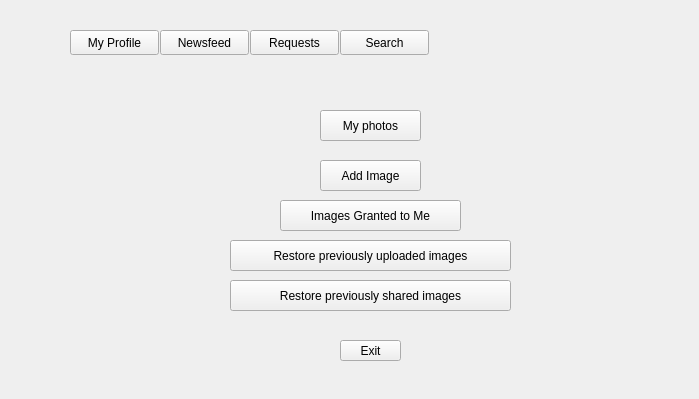
Qt form home.ui (Oschart/PeerGUI) before a commit.
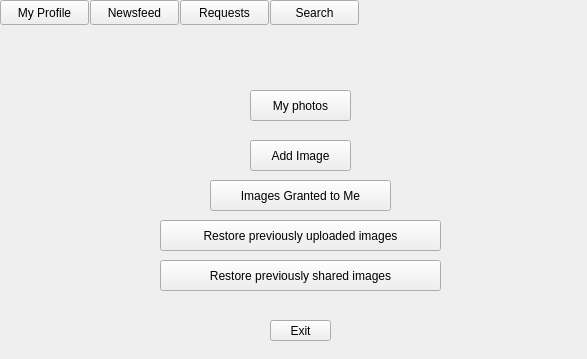
The same form after that commit.

```diff
--- a/home.ui
+++ b/home.ui
@@ -6,8 +6,8 @@
    <rect>
     <x>0</x>
     <y>0</y>
-    <width>699</width>
-    <height>399</height>
+    <width>587</width>
+    <height>359</height>
    </rect>
   </property>
   <property name="windowTitle">
@@ -22,8 +22,8 @@
   <widget class="QPushButton" name="pushButton_3">
    <property name="geometry">
     <rect>
-     <x>340</x>
-     <y>340</y>
+     <x>270</x>
+     <y>320</y>
      <width>61</width>
      <height>21</height>
     </rect>
@@ -35,8 +35,8 @@
   <widget class="QStackedWidget" name="stackedWidget">
    <property name="geometry">
     <rect>
-     <x>90</x>
-     <y>60</y>
+     <x>20</x>
+     <y>40</y>
      <width>551</width>
      <height>261</height>
     </rect>
@@ -231,8 +231,8 @@
   <widget class="QPushButton" name="pushButton_8">
    <property name="geometry">
     <rect>
-     <x>340</x>
-     <y>30</y>
+     <x>270</x>
+     <y>0</y>
      <width>89</width>
      <height>25</height>
     </rect>
@@ -253,8 +253,8 @@
   <widget class="QPushButton" name="pushButton_5">
    <property name="geometry">
     <rect>
-     <x>70</x>
-     <y>30</y>
+     <x>0</x>
+     <y>0</y>
      <width>89</width>
      <height>25</height>
     </rect>
@@ -275,8 +275,8 @@
   <widget class="QPushButton" name="pushButton_6">
    <property name="geometry">
     <rect>
-     <x>160</x>
-     <y>30</y>
+     <x>90</x>
+     <y>0</y>
      <width>89</width>
      <height>25</height>
     </rect>
@@ -297,8 +297,8 @@
   <widget class="QPushButton" name="pushButton_7">
    <property name="geometry">
     <rect>
-     <x>250</x>
-     <y>30</y>
+     <x>180</x>
+     <y>0</y>
      <width>89</width>
      <height>25</height>
     </rect>
```
